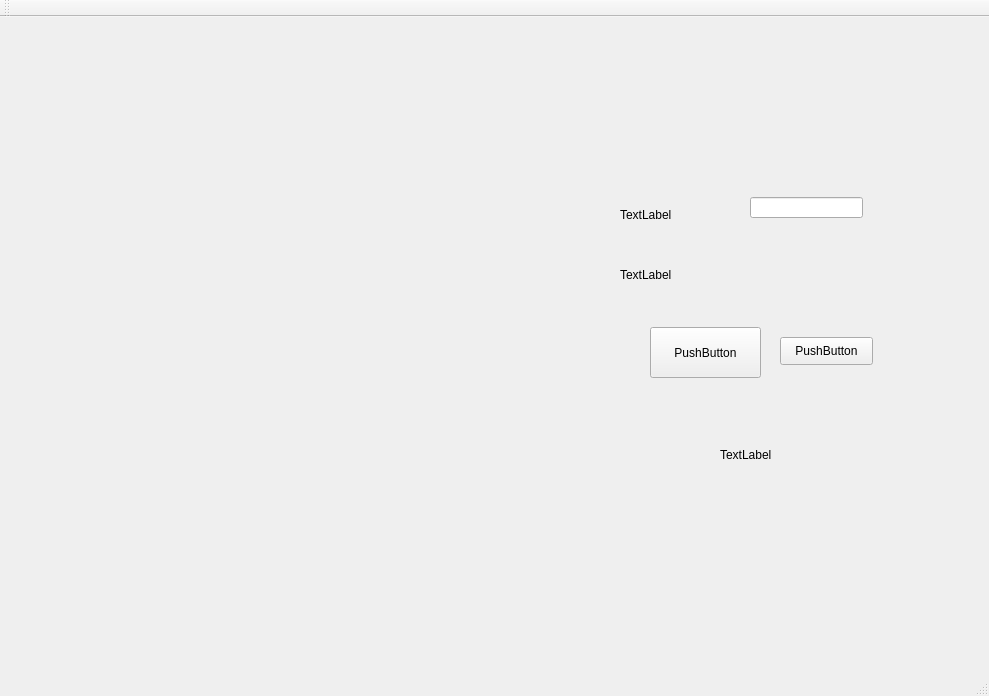
First picture: the form in LessonCode/week05/practice/simpleqt/kmainwindow.ui, repository icyyoung719/KDevelop-Training, before the edit.
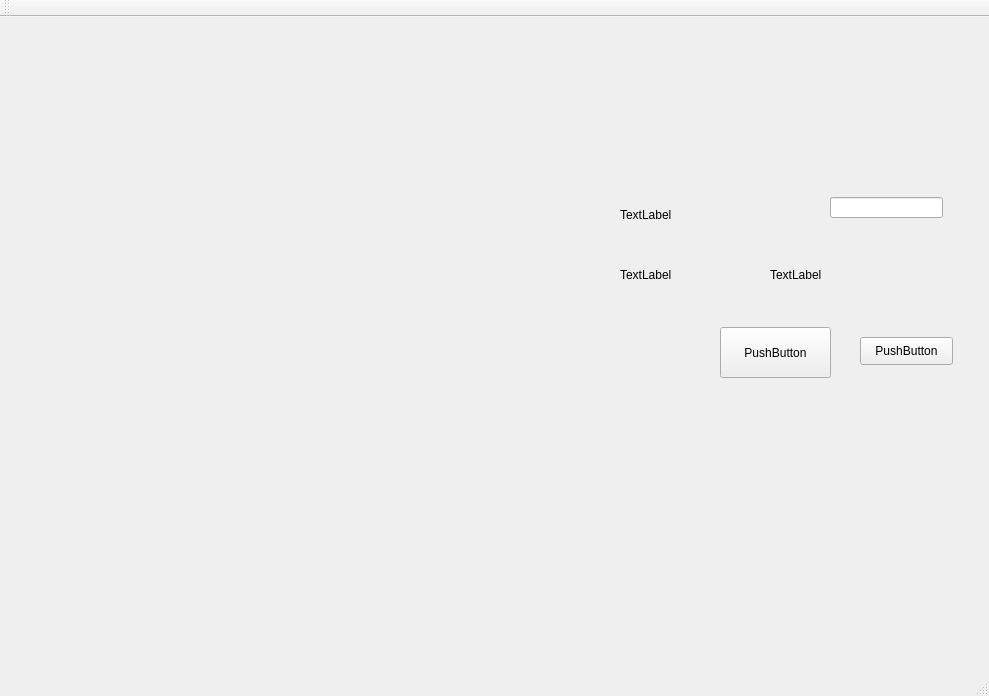
Second picture: the form after the edit.

```diff
--- a/LessonCode/week05/practice/simpleqt/kmainwindow.ui
+++ b/LessonCode/week05/practice/simpleqt/kmainwindow.ui
@@ -30,7 +30,7 @@
    <widget class="QPushButton" name="pushButton">
     <property name="geometry">
      <rect>
-      <x>650</x>
+      <x>720</x>
       <y>310</y>
       <width>111</width>
       <height>51</height>
@@ -43,7 +43,7 @@
    <widget class="QPushButton" name="pushButton_2">
     <property name="geometry">
      <rect>
-      <x>780</x>
+      <x>860</x>
       <y>320</y>
       <width>93</width>
       <height>28</height>
@@ -56,7 +56,7 @@
    <widget class="QLineEdit" name="lineEdit">
     <property name="geometry">
      <rect>
-      <x>750</x>
+      <x>830</x>
       <y>180</y>
       <width>113</width>
       <height>21</height>
@@ -92,8 +92,8 @@
    <widget class="QLabel" name="label_4">
     <property name="geometry">
      <rect>
-      <x>720</x>
-      <y>430</y>
+      <x>770</x>
+      <y>250</y>
       <width>72</width>
       <height>15</height>
      </rect>
```
